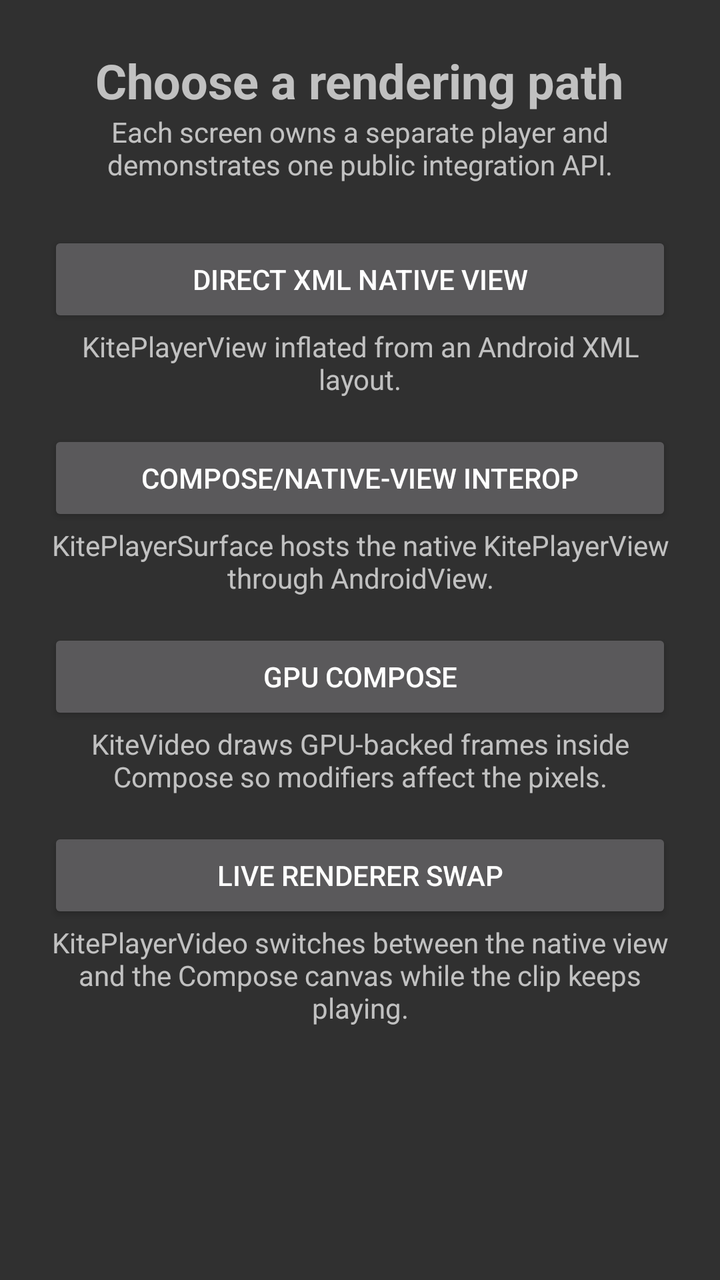
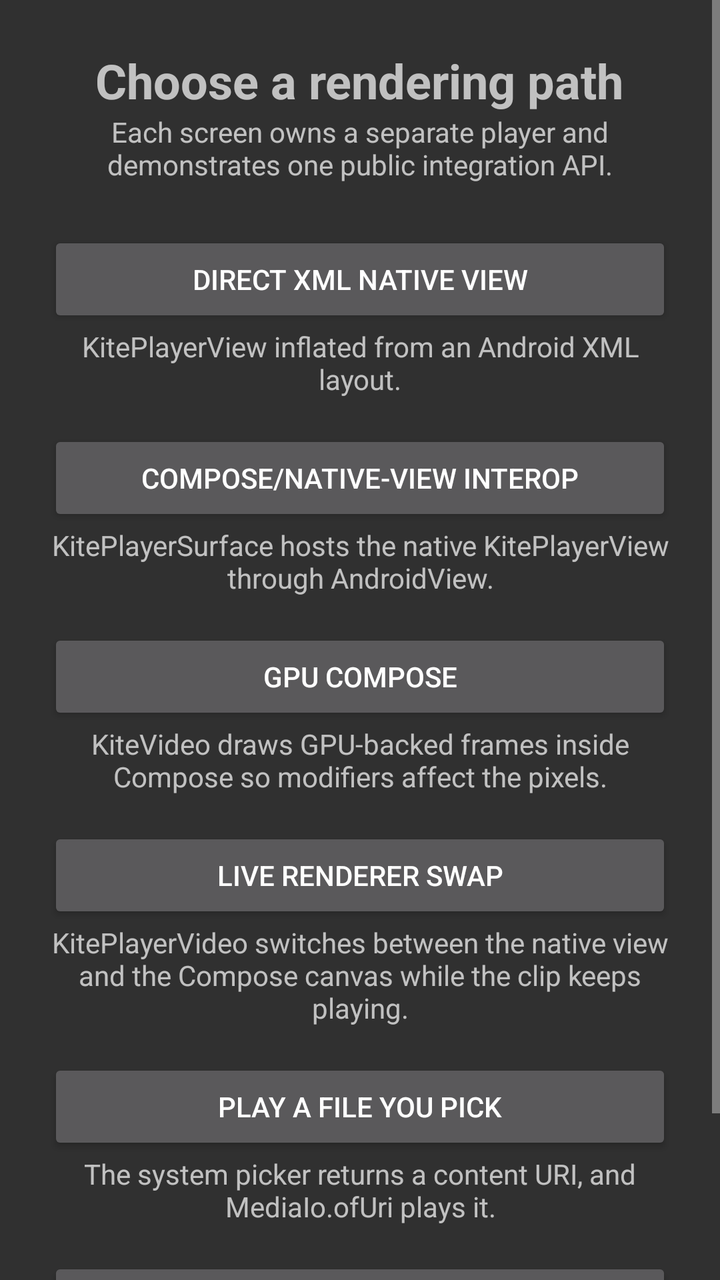

The first picture is an Android layout as it rendered before a commit; the second is the same layout after the commit. The layout source and the unified diff follow.
<!-- AndroidManifest.xml: application theme android:Theme.Material.NoActionBar -->
<!-- res/layout/activity_launcher.xml -->
<?xml version="1.0" encoding="utf-8"?>
<LinearLayout xmlns:android="http://schemas.android.com/apk/res/android"
    android:layout_width="match_parent"
    android:layout_height="match_parent"
    android:gravity="center_horizontal"
    android:orientation="vertical"
    android:padding="24dp">

    <TextView
        android:layout_width="wrap_content"
        android:layout_height="wrap_content"
        android:text="@string/choose_renderer"
        android:textSize="24sp"
        android:textStyle="bold" />

    <TextView
        android:layout_width="match_parent"
        android:layout_height="wrap_content"
        android:layout_marginBottom="24dp"
        android:gravity="center"
        android:text="@string/choose_renderer_detail" />

    <Button
        android:id="@+id/direct_xml"
        android:layout_width="match_parent"
        android:layout_height="wrap_content"
        android:text="@string/demo_direct_xml" />

    <TextView
        android:layout_width="match_parent"
        android:layout_height="wrap_content"
        android:layout_marginBottom="16dp"
        android:gravity="center"
        android:text="@string/demo_direct_xml_detail" />

    <Button
        android:id="@+id/compose_interop"
        android:layout_width="match_parent"
        android:layout_height="wrap_content"
        android:text="@string/demo_compose_interop" />

    <TextView
        android:layout_width="match_parent"
        android:layout_height="wrap_content"
        android:layout_marginBottom="16dp"
        android:gravity="center"
        android:text="@string/demo_compose_interop_detail" />

    <Button
        android:id="@+id/compose_native"
        android:layout_width="match_parent"
        android:layout_height="wrap_content"
        android:text="@string/demo_compose_native" />

    <TextView
        android:layout_width="match_parent"
        android:layout_height="wrap_content"
        android:layout_marginBottom="16dp"
        android:gravity="center"
        android:text="@string/demo_compose_native_detail" />

    <Button
        android:id="@+id/compose_swap"
        android:layout_width="match_parent"
        android:layout_height="wrap_content"
        android:text="@string/demo_compose_swap" />

    <TextView
        android:layout_width="match_parent"
        android:layout_height="wrap_content"
        android:gravity="center"
        android:text="@string/demo_compose_swap_detail" />
</LinearLayout>
<!-- resources referenced by this layout -->
<resources>
  <string name="choose_renderer">Choose a rendering path</string>
  <string name="choose_renderer_detail">Each screen owns a separate player and demonstrates one public integration API.</string>
  <string name="demo_compose_interop">Compose/native-View interop</string>
  <string name="demo_compose_interop_detail">KitePlayerSurface hosts the native KitePlayerView through AndroidView.</string>
  <string name="demo_compose_native">GPU Compose</string>
  <string name="demo_compose_native_detail">KiteVideo draws GPU-backed frames inside Compose so modifiers affect the pixels.</string>
  <string name="demo_compose_swap">Live renderer swap</string>
  <string name="demo_compose_swap_detail">KitePlayerVideo switches between the native view and the Compose canvas while the clip keeps playing.</string>
  <string name="demo_direct_xml">Direct XML native View</string>
  <string name="demo_direct_xml_detail">KitePlayerView inflated from an Android XML layout.</string>
</resources>

<!-- the commit's change to res/layout/activity_launcher.xml (unified diff, before → after) -->
@@ -1,73 +1,104 @@
 <?xml version="1.0" encoding="utf-8"?>
-<LinearLayout xmlns:android="http://schemas.android.com/apk/res/android"
+<ScrollView xmlns:android="http://schemas.android.com/apk/res/android"
     android:layout_width="match_parent"
-    android:layout_height="match_parent"
-    android:gravity="center_horizontal"
-    android:orientation="vertical"
-    android:padding="24dp">
+    android:layout_height="match_parent">
 
-    <TextView
-        android:layout_width="wrap_content"
-        android:layout_height="wrap_content"
-        android:text="@string/choose_renderer"
-        android:textSize="24sp"
-        android:textStyle="bold" />
-
-    <TextView
+    <LinearLayout
         android:layout_width="match_parent"
         android:layout_height="wrap_content"
-        android:layout_marginBottom="24dp"
-        android:gravity="center"
-        android:text="@string/choose_renderer_detail" />
+        android:gravity="center_horizontal"
+        android:orientation="vertical"
+        android:padding="24dp">
 
-    <Button
-        android:id="@+id/direct_xml"
-        android:layout_width="match_parent"
-        android:layout_height="wrap_content"
-        android:text="@string/demo_direct_xml" />
+        <TextView
+            android:layout_width="wrap_content"
+            android:layout_height="wrap_content"
+            android:text="@string/choose_renderer"
+            android:textSize="24sp"
+            android:textStyle="bold" />
 
-    <TextView
-        android:layout_width="match_parent"
-        android:layout_height="wrap_content"
-        android:layout_marginBottom="16dp"
-        android:gravity="center"
-        android:text="@string/demo_direct_xml_detail" />
+        <TextView
+            android:layout_width="match_parent"
+            android:layout_height="wrap_content"
+            android:layout_marginBottom="24dp"
+            android:gravity="center"
+            android:text="@string/choose_renderer_detail" />
 
-    <Button
-        android:id="@+id/compose_interop"
-        android:layout_width="match_parent"
-        android:layout_height="wrap_content"
-        android:text="@string/demo_compose_interop" />
+        <Button
+            android:id="@+id/direct_xml"
+            android:layout_width="match_parent"
+            android:layout_height="wrap_content"
+            android:text="@string/demo_direct_xml" />
 
-    <TextView
-        android:layout_width="match_parent"
-        android:layout_height="wrap_content"
-        android:layout_marginBottom="16dp"
-        android:gravity="center"
-        android:text="@string/demo_compose_interop_detail" />
+        <TextView
+            android:layout_width="match_parent"
+            android:layout_height="wrap_content"
+            android:layout_marginBottom="16dp"
+            android:gravity="center"
+            android:text="@string/demo_direct_xml_detail" />
 
-    <Button
-        android:id="@+id/compose_native"
-        android:layout_width="match_parent"
-        android:layout_height="wrap_content"
-        android:text="@string/demo_compose_native" />
+        <Button
+            android:id="@+id/compose_interop"
+            android:layout_width="match_parent"
+            android:layout_height="wrap_content"
+            android:text="@string/demo_compose_interop" />
 
-    <TextView
-        android:layout_width="match_parent"
-        android:layout_height="wrap_content"
-        android:layout_marginBottom="16dp"
-        android:gravity="center"
-        android:text="@string/demo_compose_native_detail" />
+        <TextView
+            android:layout_width="match_parent"
+            android:layout_height="wrap_content"
+            android:layout_marginBottom="16dp"
+            android:gravity="center"
+            android:text="@string/demo_compose_interop_detail" />
 
-    <Button
-        android:id="@+id/compose_swap"
-        android:layout_width="match_parent"
-        android:layout_height="wrap_content"
-        android:text="@string/demo_compose_swap" />
+        <Button
+            android:id="@+id/compose_native"
+            android:layout_width="match_parent"
+            android:layout_height="wrap_content"
+            android:text="@string/demo_compose_native" />
 
-    <TextView
-        android:layout_width="match_parent"
-        android:layout_height="wrap_content"
-        android:gravity="center"
-        android:text="@string/demo_compose_swap_detail" />
-</LinearLayout>
+        <TextView
+            android:layout_width="match_parent"
+            android:layout_height="wrap_content"
+            android:layout_marginBottom="16dp"
+            android:gravity="center"
+            android:text="@string/demo_compose_native_detail" />
+
+        <Button
+            android:id="@+id/compose_swap"
+            android:layout_width="match_parent"
+            android:layout_height="wrap_content"
+            android:text="@string/demo_compose_swap" />
+
+        <TextView
+            android:layout_width="match_parent"
+            android:layout_height="wrap_content"
+            android:layout_marginBottom="16dp"
+            android:gravity="center"
+            android:text="@string/demo_compose_swap_detail" />
+
+        <Button
+            android:id="@+id/picked_file"
+            android:layout_width="match_parent"
+            android:layout_height="wrap_content"
+            android:text="@string/demo_picked_file" />
+
+        <TextView
+            android:layout_width="match_parent"
+            android:layout_height="wrap_content"
+            android:layout_marginBottom="16dp"
+            android:gravity="center"
+            android:text="@string/demo_picked_file_detail" />
+
+        <Button
+            android:id="@+id/asset_door"
+            android:layout_width="match_parent"
+            android:layout_height="wrap_content"
+            android:text="@string/demo_asset_door" />
+
+        <TextView
+            android:layout_width="match_parent"
+            android:layout_height="wrap_content"
+            android:gravity="center"
+            android:text="@string/demo_asset_door_detail" />
+    </LinearLayout>
+</ScrollView>
<!-- resource entries referenced after the edit -->
@@ -2,6 +2,8 @@
 <resources>
   <string name="choose_renderer">Choose a rendering path</string>
   <string name="choose_renderer_detail">Each screen owns a separate player and demonstrates one public integration API.</string>
+  <string name="demo_asset_door">Play the bundled clip from assets</string>
+  <string name="demo_asset_door_detail">MediaIo.ofAsset reads the clip in place inside the app package.</string>
   <string name="demo_compose_interop">Compose/native-View interop</string>
   <string name="demo_compose_interop_detail">KitePlayerSurface hosts the native KitePlayerView through AndroidView.</string>
   <string name="demo_compose_native">GPU Compose</string>
@@ -10,5 +12,7 @@
   <string name="demo_compose_swap_detail">KitePlayerVideo switches between the native view and the Compose canvas while the clip keeps playing.</string>
   <string name="demo_direct_xml">Direct XML native View</string>
   <string name="demo_direct_xml_detail">KitePlayerView inflated from an Android XML layout.</string>
+  <string name="demo_picked_file">Play a file you pick</string>
+  <string name="demo_picked_file_detail">The system picker returns a content URI, and MediaIo.ofUri plays it.</string>
 </resources>
 
